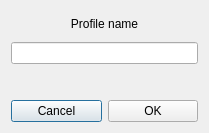
The window that profiledialog.ui (supernugy/Awesome2DGui) describes before a commit, drawn with Qt 5.
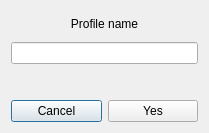
The same window after the commit.

Commit message: Changed button text in dialog

```diff
--- a/profiledialog.ui
+++ b/profiledialog.ui
@@ -56,7 +56,7 @@
      <item>
       <widget class="QPushButton" name="okButton">
        <property name="text">
-        <string>OK</string>
+        <string>Yes</string>
        </property>
       </widget>
      </item>
```
